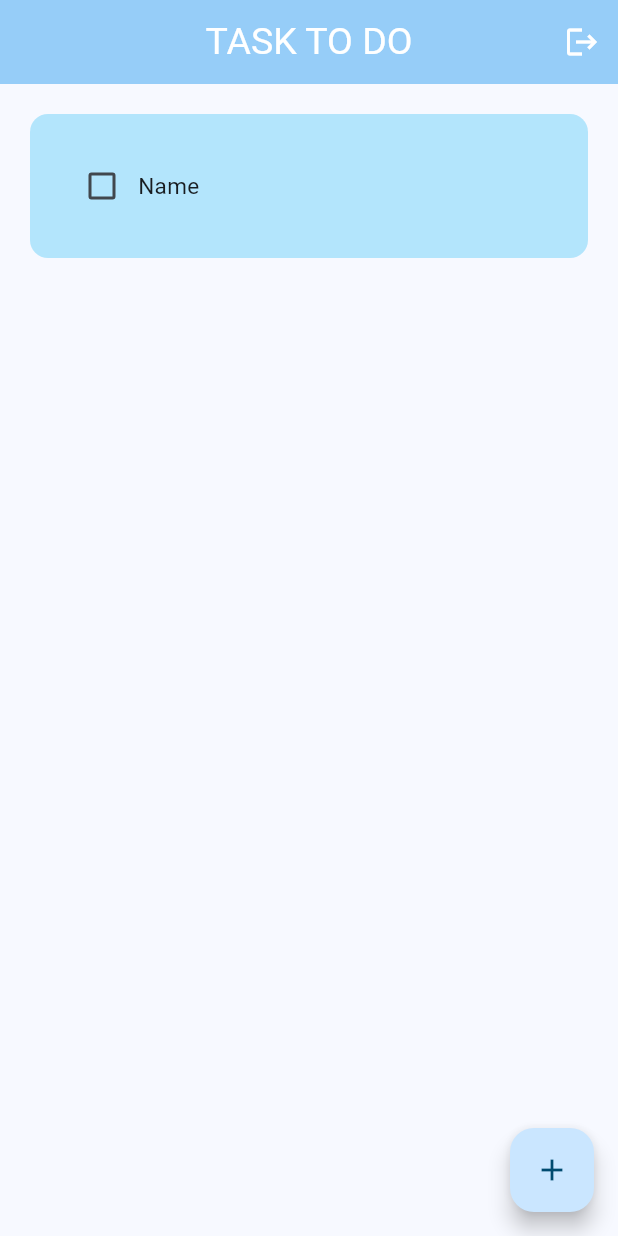
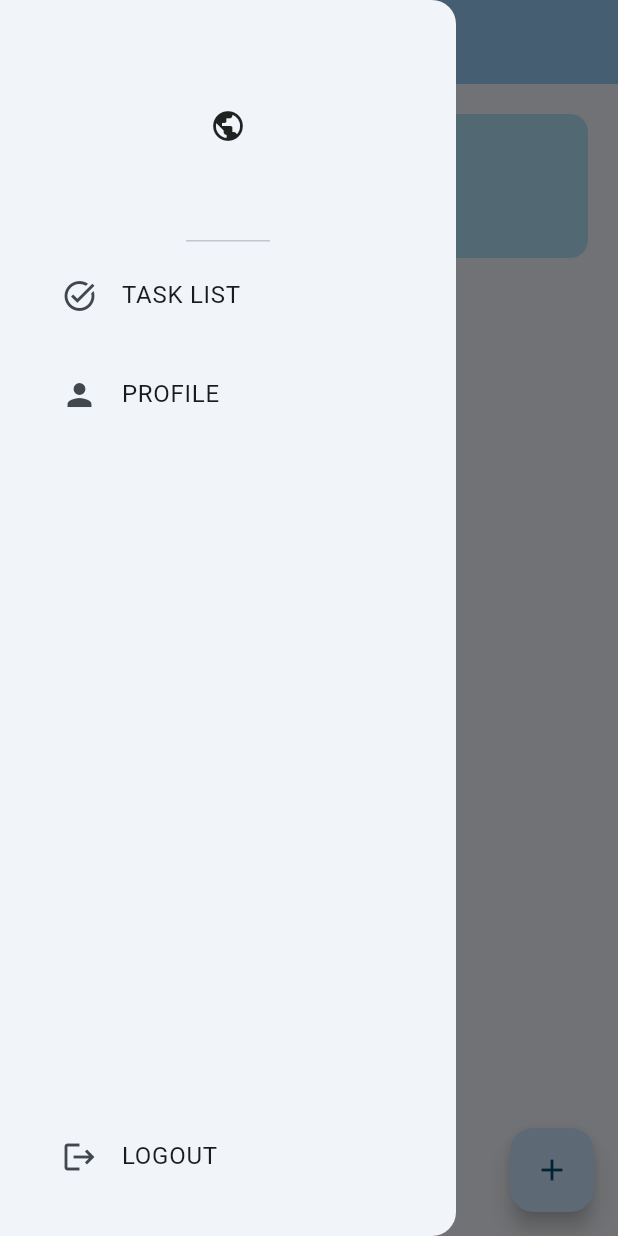
Before and after one commit to Anhakian/Eco_ToDoApp, a Flutter app: the screen it shows once a user with an empty profile is signed in, with the side drawer open (before the commit the screen has no drawer), on a phone screen of 412 x 824 dp. Run offline on Flutter 3.47's test engine with Material 3 defaults, Android fonts, the phone set to English and light mode, and no system bars; our stand-ins replace cloud_firestore, firebase_auth, firebase_core; accounts and stored records are empty; generated files the repository leaves out were written again; network calls fail.

Commit message:
update drawer & routes

```diff
--- /dev/null
+++ b/lib/components/my_drawer.dart
@@ -0,0 +1,71 @@
+import "package:flutter/material.dart";
+
+class MyDrawer extends StatelessWidget {
+  const MyDrawer({super.key});
+
+  @override
+  Widget build(BuildContext context) {
+    return Drawer(
+        child: Column(
+      mainAxisAlignment: MainAxisAlignment.spaceBetween,
+      children: [
+        Column(
+          children: [
+            // Drawer Header
+            const DrawerHeader(
+              child: Icon(
+                Icons.public,
+              ),
+            ),
+
+            // Task list
+            Padding(
+              padding: const EdgeInsets.only(left: 25.0),
+              child: ListTile(
+                leading: const Icon(Icons.task_alt),
+                title: const Text("TASK LIST"),
+                onTap: () {
+                  Navigator.pop(context);
+
+                  // Navigate to Task List page
+                  Navigator.pushNamed(context, '/home_page');
+                },
+              ),
+            ),
+
+            const SizedBox(
+              height: 10,
+            ),
+
+            // Profile
+            Padding(
+              padding: const EdgeInsets.only(left: 25.0),
+              child: ListTile(
+                leading: const Icon(Icons.person),
+                title: const Text("PROFILE"),
+                onTap: () {
+                  Navigator.pop(context);
+
+                  // Navigate to Profile page
+                  Navigator.pushNamed(context, '/profile_page');
+                },
+              ),
+            ),
+          ],
+        ),
+
+        //Logout Button
+        Padding(
+          padding: const EdgeInsets.only(left: 25.0, bottom: 25.0),
+          child: ListTile(
+            leading: const Icon(Icons.logout),
+            title: const Text("LOGOUT"),
+            onTap: () {
+              Navigator.pop(context);
+            },
+          ),
+        )
+      ],
+    ));
+  }
+}
--- a/lib/main.dart
+++ b/lib/main.dart
@@ -1,5 +1,8 @@
 import 'package:eco_to_do_app/auth/auth.dart';
+import 'package:eco_to_do_app/auth/login_or_register.dart';
 import 'package:eco_to_do_app/firebase_options.dart';
+import 'package:eco_to_do_app/pages/home_page.dart';
+import 'package:eco_to_do_app/pages/profile_page.dart';
 import 'package:firebase_core/firebase_core.dart';
 import 'package:flutter/material.dart';
 
@@ -22,6 +25,10 @@ class MyApp extends StatelessWidget {
           primaryColor: Colors.lightBlue[100],
         ),
         home: const AuthPage(),
-    );
+        routes: {
+          '/login_register_page': (context) => const LoginOrRegister(),
+          '/home_page': (context) => const HomePage(),
+          '/profile_page': (context) => const ProfilePage(),
+        });
   }
 }
--- a/lib/pages/home_page.dart
+++ b/lib/pages/home_page.dart
@@ -1,4 +1,5 @@
-import "package:eco_to_do_app/util/task_tile.dart";
+import "package:eco_to_do_app/components/my_drawer.dart";
+import "package:eco_to_do_app/components/task_tile.dart";
 import "package:firebase_auth/firebase_auth.dart";
 import "package:flutter/material.dart";
 
@@ -28,16 +29,13 @@ class _HomePageState extends State<HomePage> {
               fontSize: 25,
             ),
           ),
-          actions: [
-            IconButton(
-              onPressed: logout,
-              icon: const Icon(
-                Icons.logout,
-                color: Colors.white,
-              ),
-            )
-          ],
+          iconTheme: const IconThemeData(
+            color: Colors.white,
+          ),
         ),
+
+        // Drawer
+        drawer: const MyDrawer(),
 
         // Add Task Button
         floatingActionButton: FloatingActionButton(
--- a/lib/pages/login_page.dart
+++ b/lib/pages/login_page.dart
@@ -1,6 +1,6 @@
 import "package:eco_to_do_app/components/my_textfield.dart";
 import "package:eco_to_do_app/helper/helper_functions.dart";
-import "package:eco_to_do_app/util/my_button.dart";
+import "package:eco_to_do_app/components/my_button.dart";
 import "package:firebase_auth/firebase_auth.dart";
 import "package:flutter/material.dart";
 
```
Also changed, not shown: lib/pages/profile_page.dart (added, +29 -0 lines), lib/pages/register_page.dart (+16 -1 lines), lib/components/my_button.dart (renamed from lib/util/my_button.dart), lib/components/task_tile.dart (renamed from lib/util/task_tile.dart), 1 other file. Lines whose indentation alone changed are shown as unchanged.
